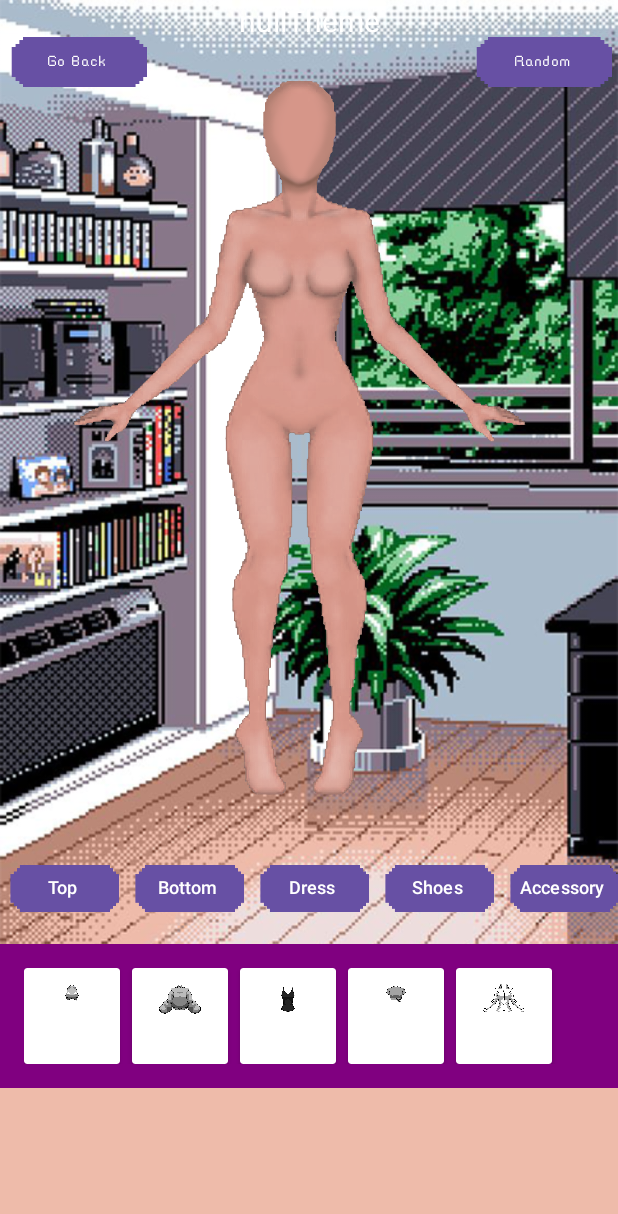
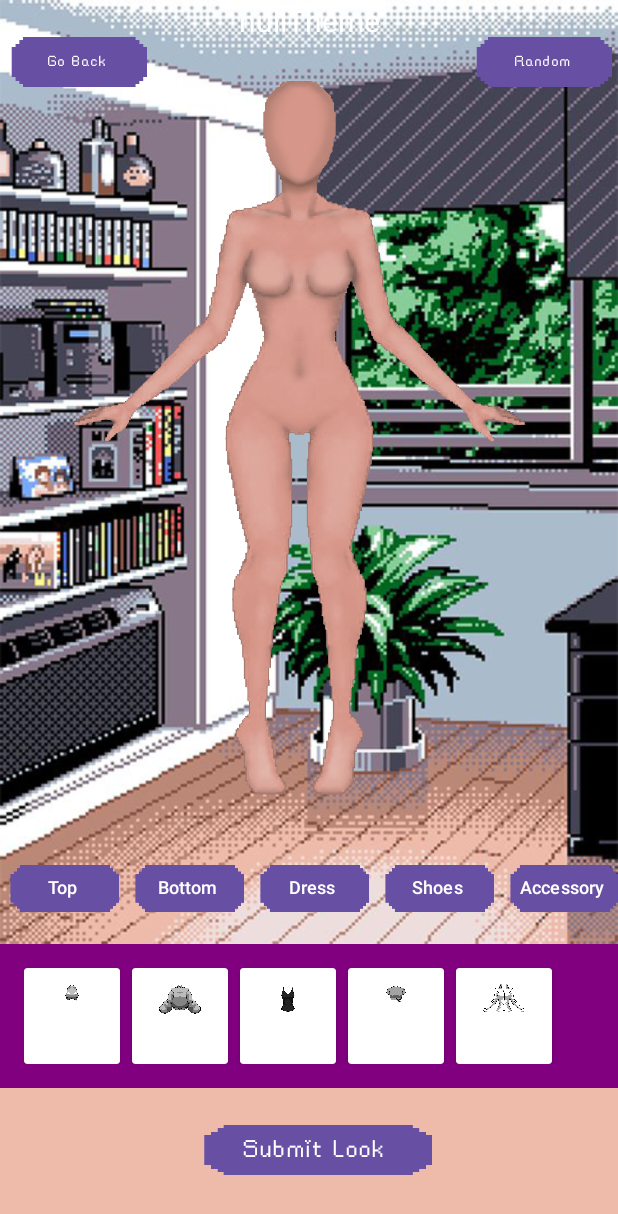
Before and after one commit to BrnDnzDzgn/487Proje, an Android app: the FashionRoomActivity screen opened directly, with no data from a screen before it, on a phone screen of 412 x 824 dp. Shown: the top 1214 px of the screen. Run offline under Robolectric (Android 15) with nearby library versions, the phone set to English and light mode, and no system bars; Roboto replaces fonts that are not available here.

Commit message:
save the Look

```diff
--- a/app/src/main/java/com/example/a487_project/CustomAdapters/ClothingListAdapther.kt
+++ b/app/src/main/java/com/example/a487_project/CustomAdapters/ClothingListAdapther.kt
@@ -8,8 +8,10 @@ import android.view.View
 import android.view.ViewGroup
 import android.widget.ImageView
 import android.widget.Toast
+import androidx.annotation.DrawableRes
 import androidx.recyclerview.widget.RecyclerView
 import com.example.a487_project.Classes.ClothingItemKami
+import com.example.a487_project.Classes.Look
 import com.example.a487_project.R
 
 class ClothingListAdapther(private var items: MutableList<ClothingItemKami>) :
@@ -32,6 +34,12 @@ class ClothingListAdapther(private var items: MutableList<ClothingItemKami>) :
         return ViewHolder(view)
     }
 
+    private fun setDrawable(imageView: ImageView, @DrawableRes drawableRes: Int) {
+        val drawableName = imageView.resources.getResourceEntryName(drawableRes)
+        imageView.setImageResource(drawableRes)
+        imageView.tag = drawableName // Storing the resource name in the tag for later retrieval
+    }
+
     override fun onBindViewHolder(holder: ViewHolder, position: Int) {
         val item = items[position]
 
@@ -39,10 +47,12 @@ class ClothingListAdapther(private var items: MutableList<ClothingItemKami>) :
             item.imageName, "drawable", holder.itemView.context.packageName
         )
 
+        setDrawable(holder.imageView, resourceId)
+
         // Set the image resource based on the resource identifier
         holder.imageView.setImageResource(resourceId)
 
-
+        var curLook = Look()
         holder.imageView.setOnClickListener {
             onItemClick?.invoke(position)
 
@@ -70,7 +80,6 @@ class ClothingListAdapther(private var items: MutableList<ClothingItemKami>) :
 
             imageView?.setImageResource(resourceId)
 
-
         }
     }
 
--- a/app/src/main/res/layout/activity_fashion_room.xml
+++ b/app/src/main/res/layout/activity_fashion_room.xml
@@ -185,6 +185,27 @@
         app:layout_constraintTop_toTopOf="parent"
        />
 
+    <Button
+        android:id="@+id/submitLook"
+        android:layout_width="158dp"
+        android:layout_height="81dp"
+        android:layout_marginHorizontal="4dp"
+        android:layout_marginEnd="124dp"
+        android:background="@drawable/button_style3"
+        android:backgroundTint="#FFFFFF"
+        android:fontFamily="@font/rainyhearts"
+        android:foreground="?attr/selectableItemBackgroundBorderless"
+        android:gravity="center"
+        android:includeFontPadding="false"
+        android:minWidth="0dp"
+        android:minHeight="0dp"
+        android:padding="4dp"
+        android:text="Submit Look"
+        android:textColor="#FFFFFF"
+        android:textSize="20sp"
+        app:layout_constraintEnd_toEndOf="parent"
+        app:layout_constraintTop_toBottomOf="@+id/recyclerViewClothes" />
+
     <TextView
         android:id="@+id/theme"
         android:layout_width="wrap_content"
```
Also changed, not shown: app/src/main/java/com/example/a487_project/Activities/FashionRoomActivity.kt (+72 -3 lines), app/src/main/java/com/example/a487_project/Classes/Look.kt (+5 -2 lines).
